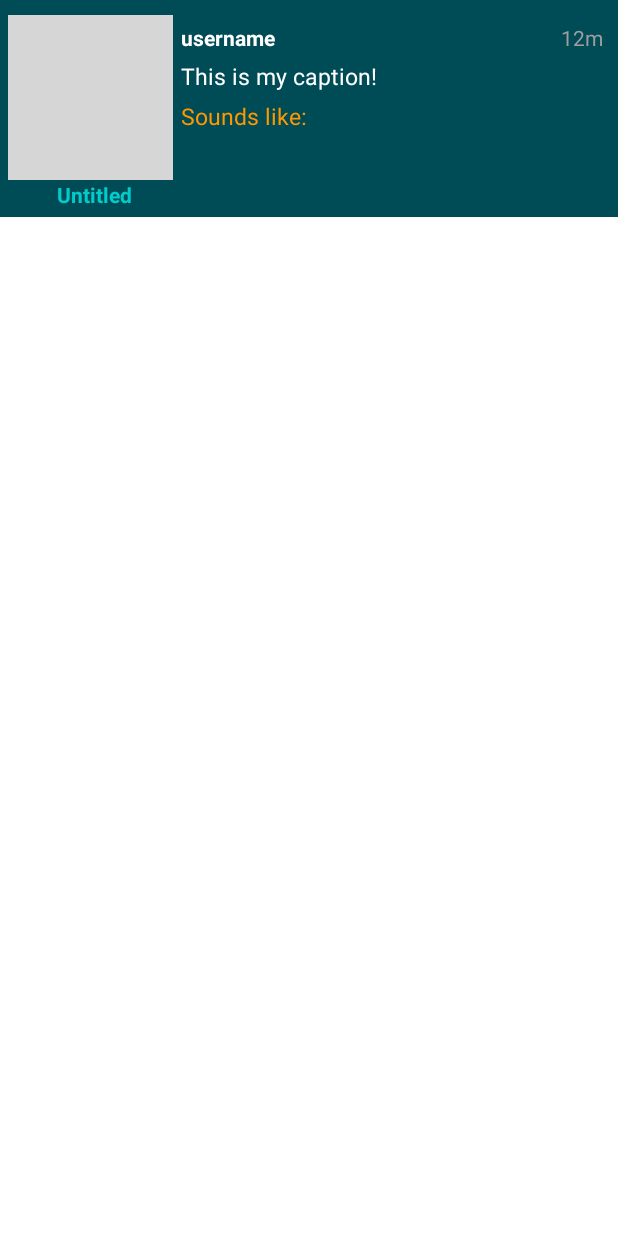
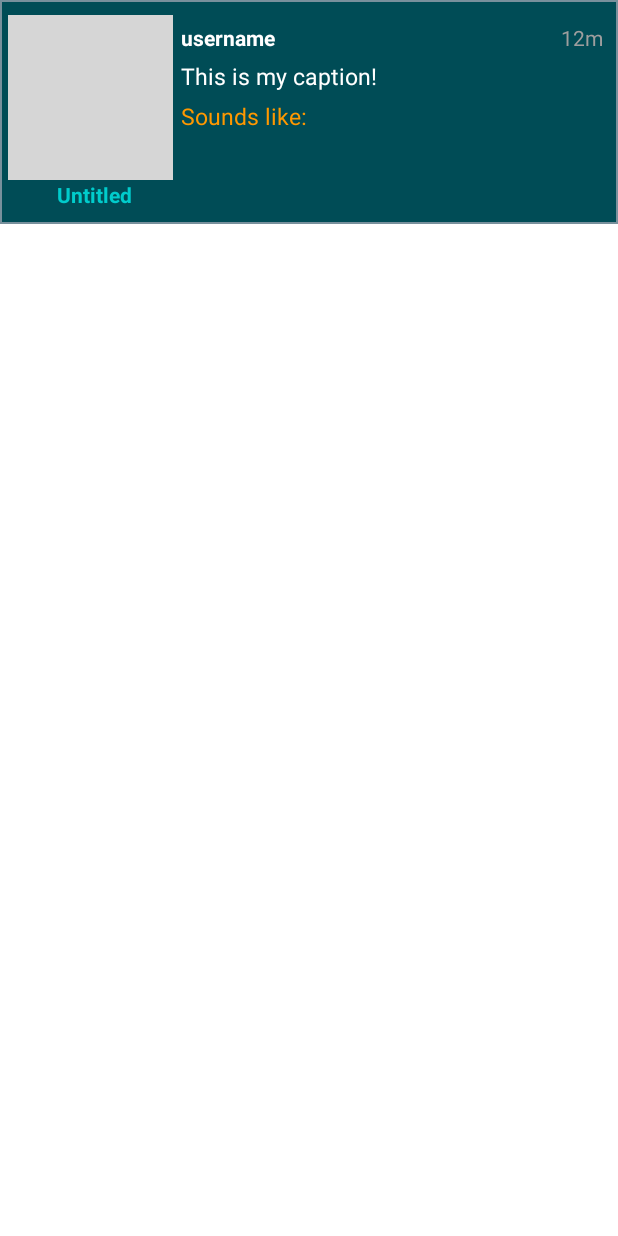
Before and after one commit to mateo4martinez/QuarterStep, an Android app: the layout item_post.xml on its own in the app's theme, with its tools: preview values and no code run, on a phone screen of 412 x 824 dp. Run offline under Robolectric (Android 15) with nearby library versions, the phone set to English and light mode, and no system bars; grey boxes are pictures that could not be loaded.

Commit message:
added a border to all posts

```diff
--- /dev/null
+++ b/app/src/main/res/drawable/postborder.xml
@@ -0,0 +1,4 @@
+<?xml version="1.0" encoding="utf-8"?>
+<shape xmlns:android="http://schemas.android.com/apk/res/android">
+    <stroke android:width="1dp" android:color="@color/default_inactive"/>
+</shape>
--- a/app/src/main/res/layout/item_post.xml
+++ b/app/src/main/res/layout/item_post.xml
@@ -3,6 +3,11 @@
     android:layout_width="match_parent"
     android:layout_height="wrap_content"
     android:background="@color/darkBluegreen">
+
+    <RelativeLayout
+        android:layout_width="wrap_content"
+        android:layout_height="wrap_content"
+        android:background="@drawable/postborder">
 
         <ImageButton
             android:id="@+id/ibPlay"
@@ -82,7 +87,9 @@
             android:textColor="@color/aqua"
             android:textStyle="bold"
             android:layout_marginStart="5dp"
-        android:layout_marginBottom="5dp"
+            android:layout_marginBottom="10dp"
             />
 
     </RelativeLayout>
+
+</RelativeLayout>
```
Lines whose indentation alone changed are shown as unchanged.
